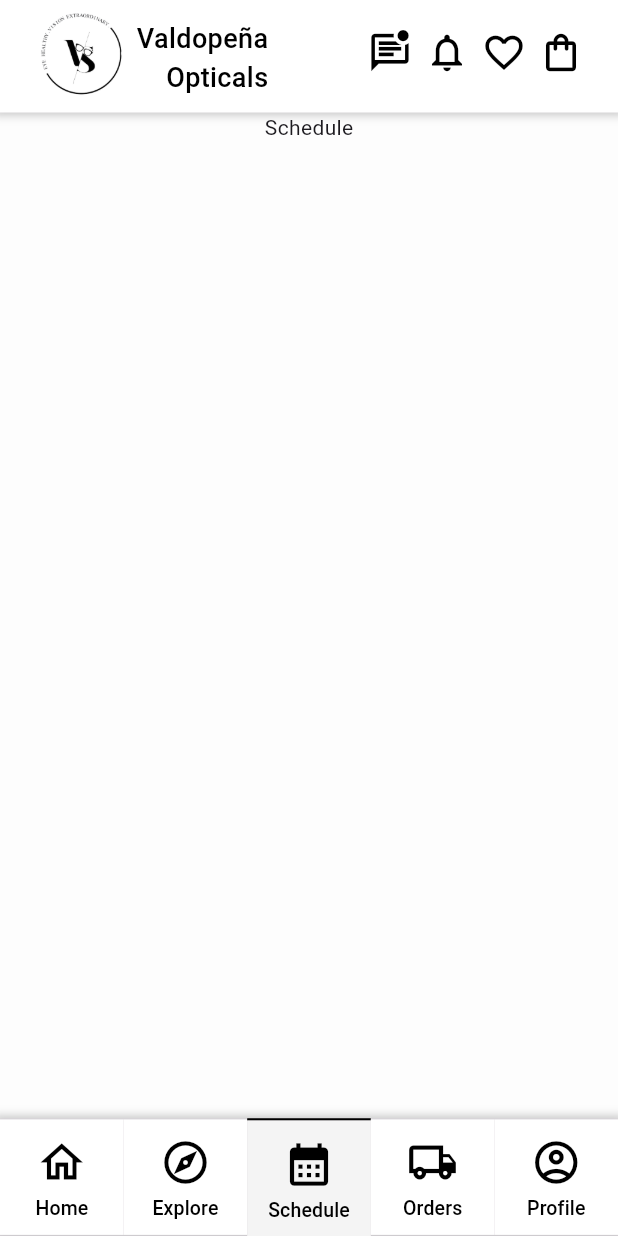
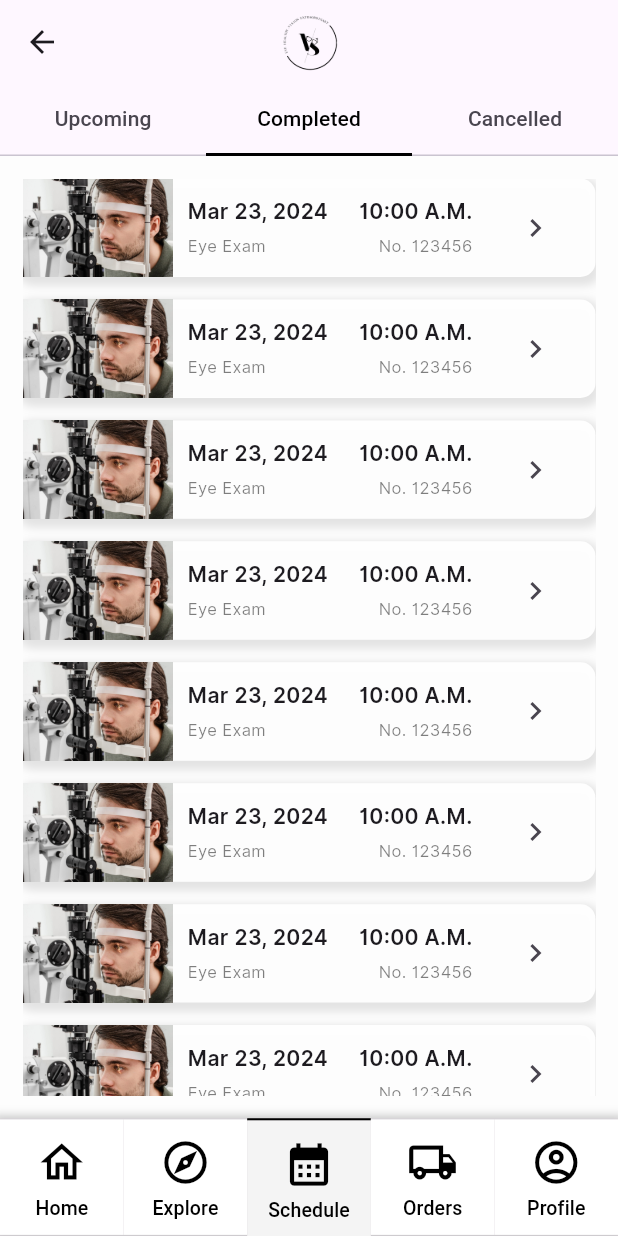
Before and after one commit to Gidsss/project_v, a Flutter app: the HeaderFooter screen opened directly, item 3 of the bottom bar chosen, on a phone screen of 412 x 824 dp. Run offline on Flutter 3.47's test engine with Material 3 defaults, Android fonts, the phone set to English and light mode, and no system bars; our stand-ins replace flutter_svg; accounts and stored records are empty; Roboto replaces fonts that are missing (Times New Roman).

Commit message:
Appointment Page

```diff
--- a/lib/constants/app_constants.dart
+++ b/lib/constants/app_constants.dart
@@ -36,6 +36,9 @@ class AppConstants {
   static const String wayfarerBestSellerIconPath = 'assets/images/BestSellerWayfarer.jpg';
   static const String readingBestSellerIconPath = 'assets/images/BestSellerReading.jpg';
 
+  // Schedule Screen Images
+  static const String eyeExamIconPath = 'assets/images/EyeExam.jpg';
+
   // Color constants
   static const Color primaryColor = Colors.blue;
   static const Color secondaryColor = Colors.green;
--- a/lib/screens/main/schedulescreen.dart
+++ b/lib/screens/main/schedulescreen.dart
@@ -1,16 +1,137 @@
+import 'package:flutter/cupertino.dart';
 import 'package:flutter/material.dart';
+import 'package:flutter/widgets.dart';
+import 'package:project_v/constants/app_constants.dart';
 import 'package:project_v/widgets/Layout/headerfooter.dart';
 
-class ScheduleScreen extends StatefulWidget{
+class ScheduleScreen extends StatefulWidget {
   const ScheduleScreen({super.key});
 
   @override
   State<ScheduleScreen> createState() => _ScheduleScreenState();
-  }
+}
 
-class _ScheduleScreenState extends State<ScheduleScreen>{
+class _ScheduleScreenState extends State<ScheduleScreen> {
 
   @override
   Widget build(BuildContext context) {
-    return HeaderFooter(context: context, body: const Text("Schedule"), title: "Screen", buttonStatus: const [false, false, true, false, false]);
-  }}
+    return HeaderFooter(
+      mainHeader: false,
+      context: context,
+      title: "Screen",
+      buttonStatus: const [false, false, true, false, false],
+      body: TabBarView(
+        children: [
+          Padding(
+            padding: const EdgeInsets.all(15.0),
+            child: ListView.separated(
+              itemCount: 10,
+              separatorBuilder: (context, index) => SizedBox(height: 15),
+              itemBuilder: (context, index) => createScheduleItem(),
+            ),
+          ),
+          Padding(
+            padding: const EdgeInsets.all(15.0),
+            child: ListView.separated(
+              itemCount: 10,
+              separatorBuilder: (context, index) => SizedBox(height: 15),
+              itemBuilder: (context, index) => createScheduleItem(),
+            ),
+          ),
+          Padding(
+            padding: const EdgeInsets.all(15.0),
+            child: ListView.separated(
+              itemCount: 10,
+              separatorBuilder: (context, index) => SizedBox(height: 15),
+              itemBuilder: (context, index) => createScheduleItem(),
+            ),
+          ),
+        ],
+      ),
+    );
+  }
+
+}
+
+Widget createScheduleItem() {
+  return Container(
+      decoration: BoxDecoration(
+          borderRadius: BorderRadius.circular(10),
+          color: Colors.white.withOpacity(0.95),
+          boxShadow: [
+            BoxShadow(
+              color: Colors.black.withOpacity(0.1),
+              spreadRadius: 3,
+              blurRadius: 4,
+              offset: Offset(0, 3),
+            ),
+          ]),
+      alignment: Alignment.center,
+      child: Row(
+        children: [
+          SizedBox(
+              width: 100,
+              child: Image.asset(AppConstants.eyeExamIconPath,
+                  fit: BoxFit.fitWidth)),
+          SizedBox(width: 10),
+          SizedBox(
+            width: 190,
+            child: Column(
+              mainAxisAlignment: MainAxisAlignment.start,
+              crossAxisAlignment: CrossAxisAlignment.start,
+              children: [
+                Row(
+                  mainAxisAlignment: MainAxisAlignment.spaceBetween,
+                  children: [
+                    Text("Mar 23, 2024",
+                        style: const TextStyle(
+                            fontWeight: FontWeight.w600,
+                            fontFamily: "Inter",
+                            fontSize: 14),
+                        overflow: TextOverflow.ellipsis),
+                    Text("10:00 A.M.",
+                        style: const TextStyle(
+                            fontWeight: FontWeight.w600,
+                            fontFamily: "Inter",
+                            fontSize: 14),
+                        overflow: TextOverflow.ellipsis)
+                  ],
+                ),
+                SizedBox(height: 5),
+                Row(
+                  crossAxisAlignment: CrossAxisAlignment.end,
+                  mainAxisAlignment: MainAxisAlignment.spaceBetween,
+                  children: [
+                    Text("Eye Exam",
+                        style: TextStyle(
+                            fontFamily: "Inter",
+                            fontSize: 11,
+                            color: Colors.black.withOpacity(0.5),
+                            fontWeight: FontWeight.w100),
+                        overflow: TextOverflow.ellipsis),
+                    Text("No. 123456",
+                        style: TextStyle(
+                            fontFamily: "Inter",
+                            fontSize: 11,
+                            color: Colors.black.withOpacity(0.5),
+                            fontWeight: FontWeight.w100),
+                        overflow: TextOverflow.ellipsis),
+                  ],
+                ),
+              ],
+            ),
+          ),
+          SizedBox(
+            width: 30,
+          ),
+          IconButton(
+              onPressed: () {},
+              icon: Icon(Icons.chevron_right),
+              padding: const EdgeInsets.all(0),
+              constraints: const BoxConstraints(),
+              style: const ButtonStyle(
+                tapTargetSize: MaterialTapTargetSize.shrinkWrap,
+              ))
+        ],
+      ));
+}
--- a/lib/widgets/Layout/headerfooter.dart
+++ b/lib/widgets/Layout/headerfooter.dart
@@ -12,9 +12,11 @@ class HeaderFooter extends StatefulWidget {
   final String title;
   final List<bool> buttonStatus;
   final BuildContext context;
+  final bool mainHeader;
 
   const HeaderFooter(
       {super.key,
+      this.mainHeader = true,
       required this.body,
       this.hasDrawer = false,
       required this.title,
@@ -28,17 +30,53 @@ class HeaderFooter extends StatefulWidget {
 class _HeaderFooterState extends State<HeaderFooter> {
   @override
   Widget build(BuildContext context) {
-    return Scaffold(
-        body: Column(
-      children: [
-        buildheader(),
-        Expanded(child: Container(child: widget.body)),
-        buildFooter(widget.buttonStatus, widget.context)
-      ],
-    ));
+    return widget.mainHeader
+        ? Scaffold(
+            body: Column(
+            children: [
+              buildmainHeader(),
+              Expanded(
+                child: Container(
+                  child: widget.body,
+                ),
+              ),
+              buildFooter(widget.buttonStatus, widget.context),
+            ],
+          ))
+        : DefaultTabController(
+          initialIndex: 1,
+            length: 3,
+            child: Scaffold(
+                appBar: AppBar(
+                  centerTitle: true,
+                  title: Image.asset(
+                      AppConstants.logoImagePath,
+                      width: 40,
+                      height:40,
+                    ),
+                  bottom: const TabBar(
+                    labelColor: Colors.black,
+                    indicatorColor: Colors.black,
+                    indicatorSize: TabBarIndicatorSize.tab,
+                    tabs: [
+                      Tab(text: "Upcoming"),
+                      Tab(text: "Completed"),
+                      Tab(text: "Cancelled")
+                    ],
+                  ),
+                ),
+                body: Column(
+                  children: [
+                    Expanded(
+                      child: Container(
+                        child: widget.body,
+                      ),
+                    ),
+                    buildFooter(widget.buttonStatus, widget.context),
+                  ],
+                )));
   }
-
-  Widget buildheader() {
+  Widget buildmainHeader() {
     return Material(
         child: Container(
       decoration: BoxDecoration(boxShadow: [
@@ -123,12 +161,12 @@ class _HeaderFooterState extends State<HeaderFooter> {
           mainAxisAlignment: MainAxisAlignment.spaceEvenly,
           children: [
             buttonStatus[0]
-                ? buildButton("Home", Icons.home, buttonStatus[0], () {
-                    print("object");
-                  })
+                ? buildButton("Home", Icons.home, buttonStatus[0], () {})
                 : buildButton("Home", Icons.home_outlined, buttonStatus[0], () {
-                    Navigator.push(context,
-                        MaterialPageRoute(builder: (context) => const HomeScreen()));
+                    Navigator.push(
+                        context,
+                        MaterialPageRoute(
+                            builder: (context) => const HomeScreen()));
                   }),
             buttonStatus[1]
                 ? buildButton("Explore", Icons.explore, buttonStatus[1], () {})
```
Also changed, not shown: assets/images/EyeExam.jpg (added).
